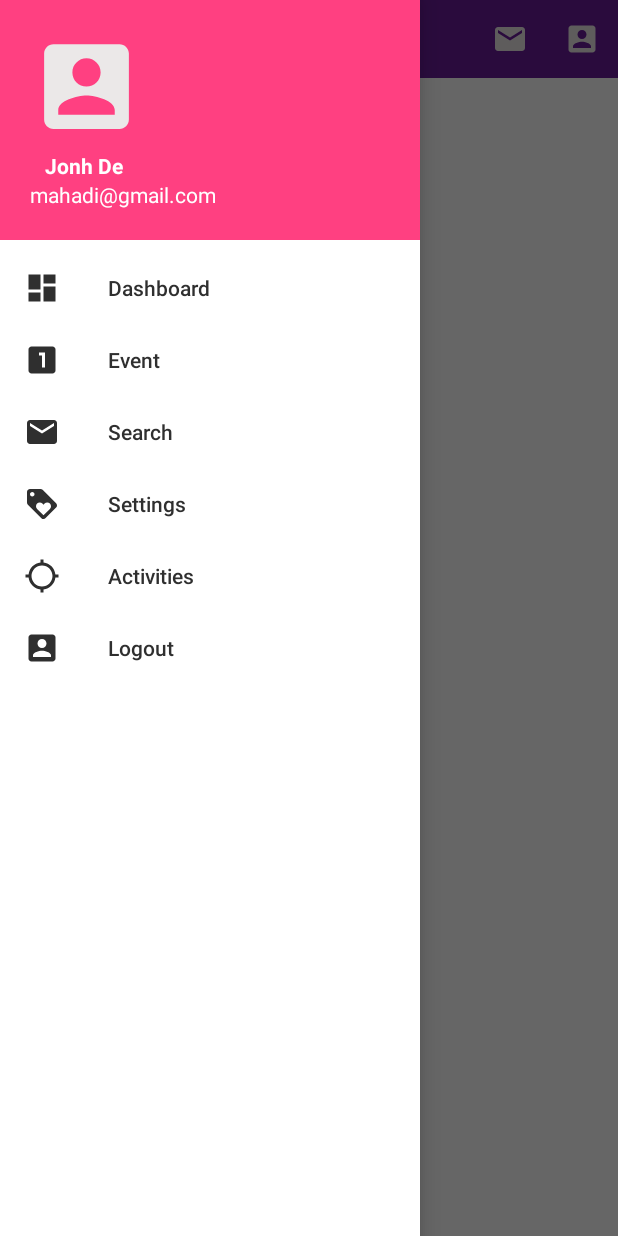
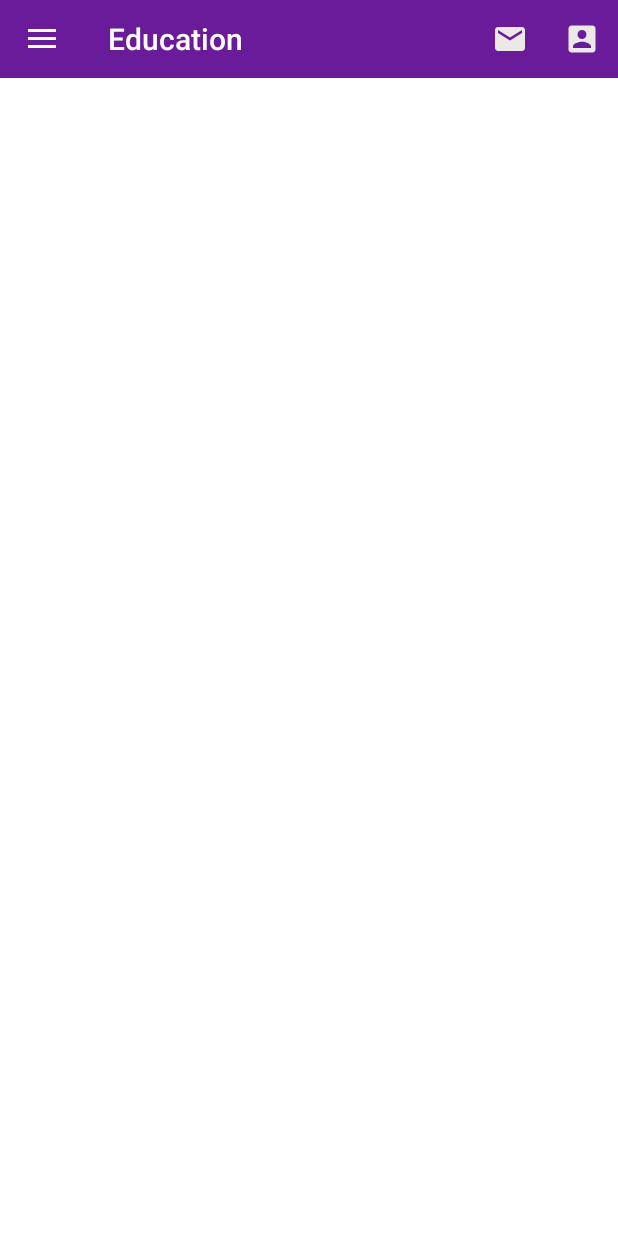
Before and after one commit to codermahadi/full-android-project, an Android app: the screen it shows after launch (MainActivity), in the side drawer, after a tap on "Event", on a phone screen of 412 x 824 dp. Run offline under Robolectric (Android 15) with nearby library versions, the phone set to English and light mode, and no system bars.

Commit message:
full drawer menu

```diff
--- a/app/src/main/java/com/example/mahadi/fullapplication/MainActivity.java
+++ b/app/src/main/java/com/example/mahadi/fullapplication/MainActivity.java
@@ -1,5 +1,8 @@
 package com.example.mahadi.fullapplication;
 
+import android.support.annotation.NonNull;
+import android.support.design.widget.NavigationView;
+import android.support.v4.view.GravityCompat;
 import android.support.v4.widget.DrawerLayout;
 import android.support.v7.app.ActionBarDrawerToggle;
 import android.support.v7.app.AppCompatActivity;
@@ -10,7 +13,7 @@ import android.view.MenuItem;
 import android.view.View;
 import android.widget.Toast;
 
-public class MainActivity extends AppCompatActivity {
+public class MainActivity extends AppCompatActivity implements NavigationView.OnNavigationItemSelectedListener {
 
     Toolbar toolbar;
     private DrawerLayout myDrawerLayout;
@@ -22,15 +25,30 @@ public class MainActivity extends AppCompatActivity {
         setContentView(R.layout.activity_main);
         initToolBar();
 
-        myDrawerLayout = (DrawerLayout) findViewById(R.id.drawer);
-        drawerToggle = new ActionBarDrawerToggle(this, myDrawerLayout, R.string.open, R.string.close);
+        myDrawerLayout = (DrawerLayout) findViewById(R.id.drawer_layout);
+        drawerToggle = new ActionBarDrawerToggle(this, myDrawerLayout, toolbar, R.string.open, R.string.close);
         myDrawerLayout.addDrawerListener(drawerToggle);
         drawerToggle.syncState();
-        getSupportActionBar().setDisplayHomeAsUpEnabled(true);
+
+        NavigationView navigationView = (NavigationView) findViewById(R.id.nav_view);
+        navigationView.setNavigationItemSelectedListener(this);
+        //getSupportActionBar().setDisplayHomeAsUpEnabled(true);
+
     }
 
 
+    @Override
+    public void onBackPressed() {
+        DrawerLayout drawer = (DrawerLayout) findViewById(R.id.drawer_layout);
+        if (drawer.isDrawerOpen(GravityCompat.START)) {
+            drawer.closeDrawer(GravityCompat.START);
+        } else {
+            super.onBackPressed();
+        }
+    }
 
+
+    //  function:Custom Tool bar.
     public void initToolBar() {
         toolbar = (Toolbar) findViewById(R.id.toolbar);
         toolbar.setTitle(R.string.toolbarTitle);
@@ -45,18 +63,13 @@ public class MainActivity extends AppCompatActivity {
         return true;
     }
 
-//    @Override
-//    public boolean onOptionsItemSelected(MenuItem item) {
-//        if (drawerToggle.onOptionsItemSelected(item)) {
-//            return true;
-//        }
-//
-//        return super.onOptionsItemSelected(item);
-//}
-
     @Override
     public boolean onOptionsItemSelected(MenuItem item) {
-// Handle item selection
+        // Handle item selection
+        if (drawerToggle.onOptionsItemSelected(item)) {
+            return true;
+        }
+
         switch (item.getItemId()) {
             case R.id.miCompose:
                 Toast.makeText(MainActivity.this, "clicking on email", Toast.LENGTH_SHORT).show();
@@ -69,4 +82,33 @@ public class MainActivity extends AppCompatActivity {
                 return super.onOptionsItemSelected(item);
         }
     }
+
+    @SuppressWarnings("StatementWithEmptyBody")
+    @Override
+    public boolean onNavigationItemSelected(MenuItem item) {
+        // Handle navigation view item clicks here.
+        int id = item.getItemId();
+
+        if (id == R.id.db) {
+            Toast.makeText(MainActivity.this, "clicking on Dashboard", Toast.LENGTH_SHORT).show();
+        } else if (id == R.id.even) {
+            Toast.makeText(MainActivity.this, "clicking on Even", Toast.LENGTH_SHORT).show();
+        } else if (id == R.id.email) {
+            Toast.makeText(MainActivity.this, "clicking on Email", Toast.LENGTH_SHORT).show();
+
+        } else if (id == R.id.blog) {
+            Toast.makeText(MainActivity.this, "clicking on Blog", Toast.LENGTH_SHORT).show();
+
+        }else if (id == R.id.activities) {
+            Toast.makeText(MainActivity.this, "clicking on activities", Toast.LENGTH_SHORT).show();
+
+        }else if (id == R.id.logout) {
+            Toast.makeText(MainActivity.this, "clicking on logout", Toast.LENGTH_SHORT).show();
+
+        }
+
+        DrawerLayout drawer = (DrawerLayout) findViewById(R.id.drawer_layout);
+        drawer.closeDrawer(GravityCompat.START);
+        return true;
+    }
 }
--- a/app/src/main/res/layout/activity_main.xml
+++ b/app/src/main/res/layout/activity_main.xml
@@ -2,9 +2,9 @@
 <android.support.v4.widget.DrawerLayout xmlns:android="http://schemas.android.com/apk/res/android"
     xmlns:app="http://schemas.android.com/apk/res-auto"
     xmlns:tools="http://schemas.android.com/tools"
+    android:id="@+id/drawer_layout"
     android:layout_width="match_parent"
     android:layout_height="match_parent"
-    android:id="@+id/drawer"
     tools:context=".MainActivity">
 
     <LinearLayout
@@ -26,6 +26,7 @@
 
 
     <android.support.design.widget.NavigationView
+        android:id="@+id/nav_view"
         android:layout_width="wrap_content"
         android:layout_height="match_parent"
         android:layout_gravity="start"
--- a/app/src/main/res/menu/drawer.xml
+++ b/app/src/main/res/menu/drawer.xml
@@ -1,5 +1,7 @@
 <?xml version="1.0" encoding="utf-8"?>
-<menu xmlns:android="http://schemas.android.com/apk/res/android">
+<menu xmlns:android="http://schemas.android.com/apk/res/android"
+    xmlns:tools="http://schemas.android.com/tools"
+    tools:showIn="navigation_view">
 
     <item
         android:id="@+id/db"
@@ -10,11 +12,11 @@
         android:icon="@drawable/ic_looks_one_black_24dp"
         android:title="Event" />
     <item
-        android:id="@+id/search"
+        android:id="@+id/email"
         android:icon="@drawable/ic_email_black_24dp"
         android:title="Search" />
     <item
-        android:id="@+id/setting"
+        android:id="@+id/blog"
         android:icon="@drawable/ic_loyalty_black_24dp"
         android:title="Settings" />
     <item
```
